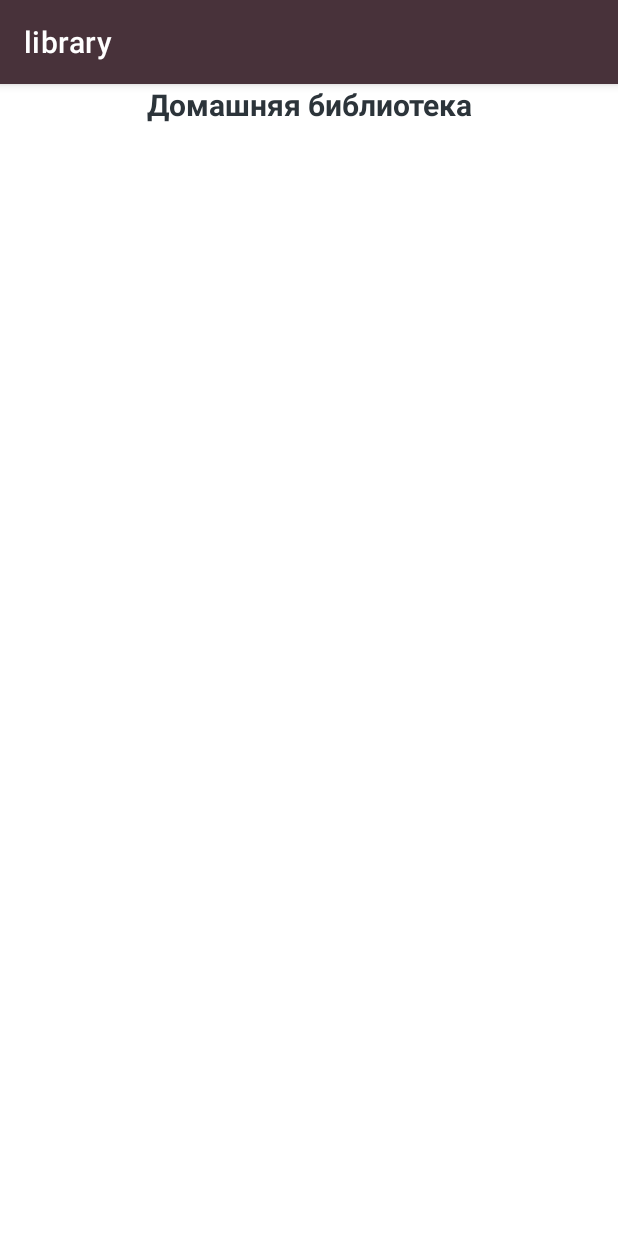
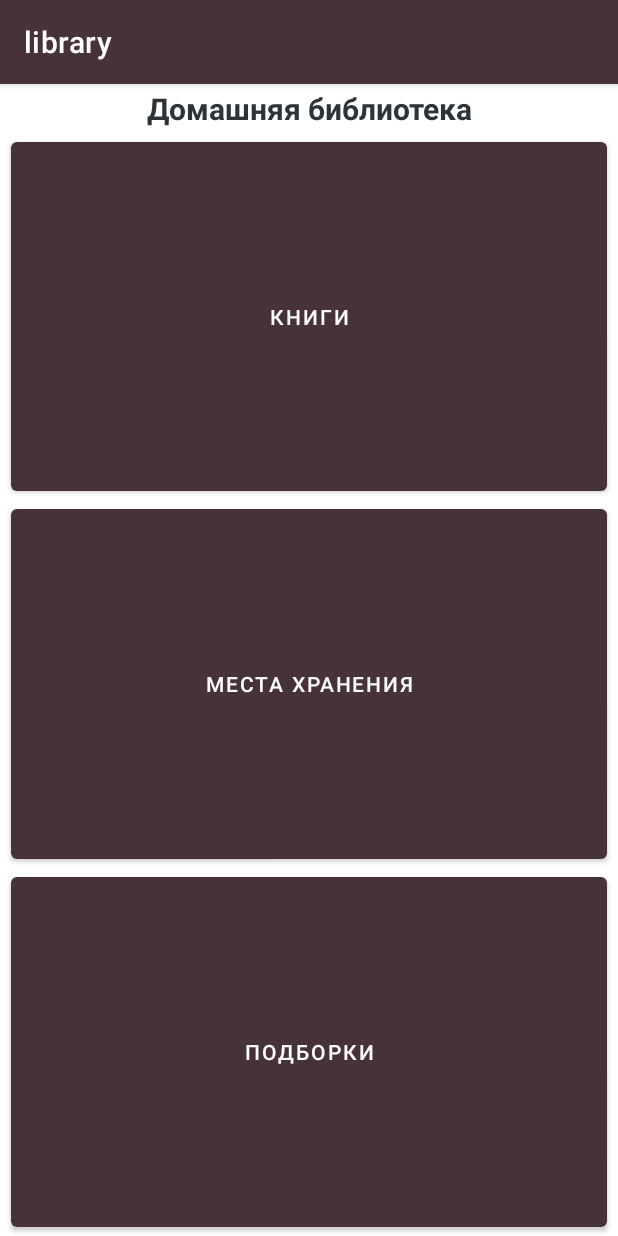
Before and after one commit to ilookhandsometoday/library, an Android app: the screen it shows after launch (MainActivity), on a phone screen of 412 x 824 dp. Run offline under Robolectric (Android 15) with nearby library versions, the phone set to English and light mode, and no system bars; our stand-ins replace Room's generated code.

Commit message:
Add buttons

```diff
--- a/app/src/main/res/layout/activity_main.xml
+++ b/app/src/main/res/layout/activity_main.xml
@@ -4,7 +4,8 @@
     android:layout_width="match_parent"
     android:layout_height="match_parent"
     android:orientation="vertical"
-    tools:context=".MainActivity" >
+    tools:context=".MainActivity"
+    android:weightSum="100">
 
     <TextView
         android:id="@+id/main_menu_title"
@@ -12,5 +13,33 @@
         android:layout_width="match_parent"
         android:layout_height="wrap_content"
         android:text="@string/main_menu_title"
-        android:textAlignment="center" />
+        android:gravity="center"
+        android:layout_weight="1"/>
+
+    <Button
+        android:id="@+id/books_button"
+        android:layout_width="match_parent"
+        android:layout_height="wrap_content"
+        android:layout_weight="33"
+        android:text="@string/main_menu_books_button"
+        android:layout_marginLeft="7dp"
+        android:layout_marginRight="7dp"/>
+
+    <Button
+        android:id="@+id/storage_button"
+        android:layout_width="match_parent"
+        android:layout_height="wrap_content"
+        android:layout_weight="33"
+        android:text="@string/main_menu_storage_button"
+        android:layout_marginLeft="7dp"
+        android:layout_marginRight="7dp"/>
+
+    <Button
+        android:id="@+id/compilation_button"
+        android:layout_width="match_parent"
+        android:layout_height="wrap_content"
+        android:layout_weight="33"
+        android:text="@string/main_menu_compilation_button"
+        android:layout_marginLeft="7dp"
+        android:layout_marginRight="7dp"/>
 </LinearLayout>
--- a/app/src/main/res/layout/book_item_layout.xml
+++ b/app/src/main/res/layout/book_item_layout.xml
@@ -28,7 +28,7 @@
         app:layout_constraintTop_toBottomOf="@+id/ItemBookName" />
 
     <TextView
-        android:id="@+id/textView7"
+        android:id="@+id/ItemBookRating"
         style="@style/Theme.Library.RatingLabel"
         android:layout_width="wrap_content"
         android:layout_height="wrap_content"
--- a/app/src/main/res/values/strings.xml
+++ b/app/src/main/res/values/strings.xml
@@ -1,4 +1,7 @@
 <resources>
     <string name="app_name">library</string>
-    <string name="main_menu_title">Домашняя библиотека</string>
+    <string name="main_menu_title">Домашняя библиотека</string>\
+    <string name="main_menu_books_button">Книги</string>
+    <string name="main_menu_storage_button">Места хранения</string>
+    <string name="main_menu_compilation_button">Подборки</string>
 </resources>
```
